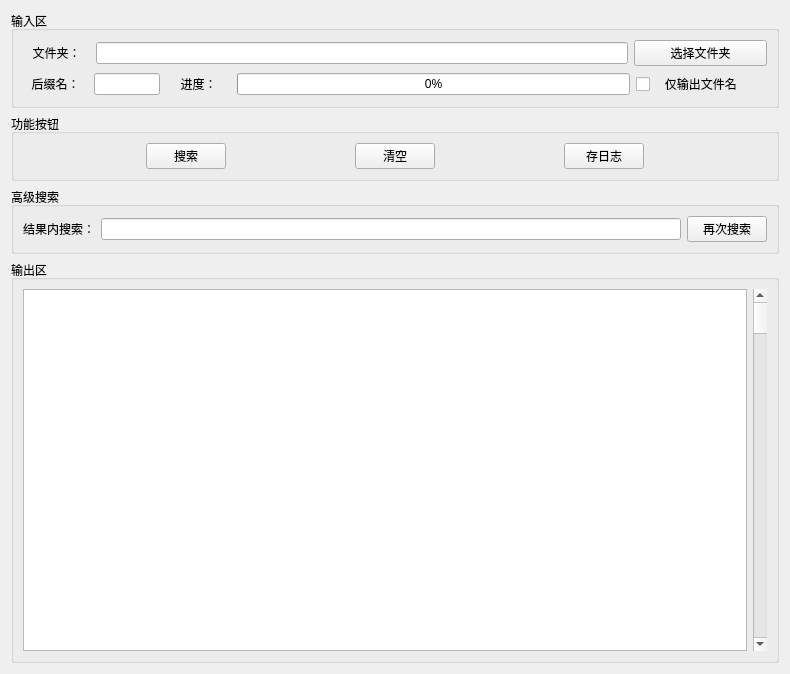
LeoJiaGeng/JiaGengXiong-Python-Files, file Search/Demo/Search.ui: the form before one commit.
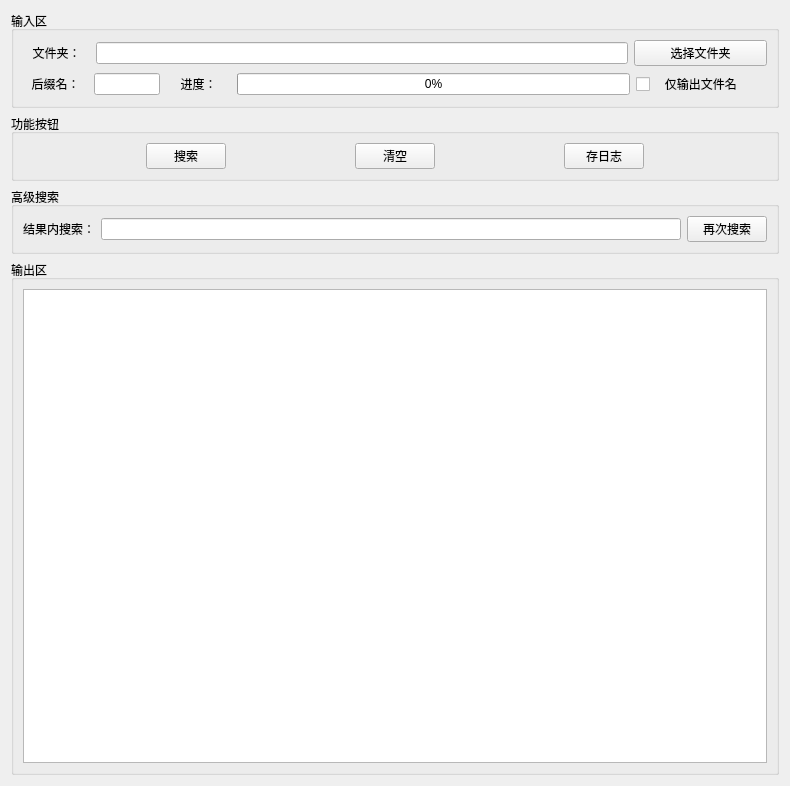
The form after the commit. Icons and pictures are not drawn.

What changed in the file:
```diff
--- a/Search/Demo/Search.ui
+++ b/Search/Demo/Search.ui
@@ -7,7 +7,7 @@
     <x>0</x>
     <y>0</y>
     <width>790</width>
-    <height>674</height>
+    <height>786</height>
    </rect>
   </property>
   <property name="windowTitle">
@@ -260,13 +260,6 @@
         </property>
        </widget>
       </item>
-      <item>
-       <widget class="QScrollBar" name="verticalScrollBar">
-        <property name="orientation">
-         <enum>Qt::Vertical</enum>
-        </property>
-       </widget>
-      </item>
      </layout>
     </widget>
    </item>
```
